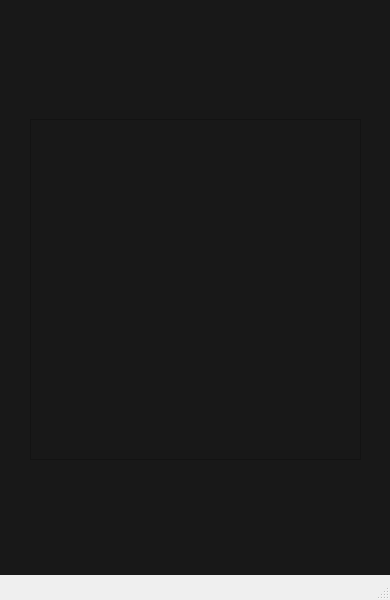
Qt form upload/gui/ui/shotgrid.ui (oventd/NA_Spirit) before a commit.
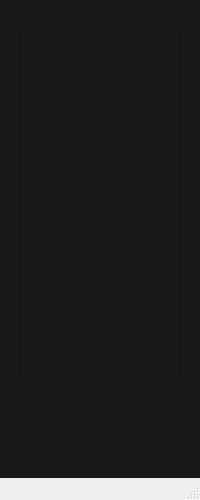
The same form after that commit. Icons and pictures are not drawn.

```diff
--- a/upload/gui/ui/shotgrid.ui
+++ b/upload/gui/ui/shotgrid.ui
@@ -6,8 +6,8 @@
    <rect>
     <x>0</x>
     <y>0</y>
-    <width>390</width>
-    <height>600</height>
+    <width>200</width>
+    <height>500</height>
    </rect>
   </property>
   <property name="sizePolicy">
@@ -18,14 +18,14 @@
   </property>
   <property name="minimumSize">
    <size>
-    <width>390</width>
-    <height>600</height>
+    <width>200</width>
+    <height>500</height>
    </size>
   </property>
   <property name="maximumSize">
    <size>
-    <width>390</width>
-    <height>578</height>
+    <width>200</width>
+    <height>500</height>
    </size>
   </property>
   <property name="windowTitle">
@@ -35,10 +35,10 @@
    <widget class="QListWidget" name="assetname_listwidget">
     <property name="geometry">
      <rect>
-      <x>30</x>
-      <y>119</y>
-      <width>331</width>
-      <height>341</height>
+      <x>20</x>
+      <y>29</y>
+      <width>161</width>
+      <height>351</height>
      </rect>
     </property>
     <property name="styleSheet">
@@ -50,10 +50,10 @@
    <widget class="QPushButton" name="remove_button">
     <property name="geometry">
      <rect>
-      <x>30</x>
-      <y>460</y>
-      <width>331</width>
-      <height>81</height>
+      <x>0</x>
+      <y>390</y>
+      <width>196</width>
+      <height>80</height>
      </rect>
     </property>
     <property name="styleSheet">
@@ -85,9 +85,9 @@
    <widget class="QLabel" name="download_btn_one">
     <property name="geometry">
      <rect>
-      <x>30</x>
-      <y>490</y>
-      <width>341</width>
+      <x>15</x>
+      <y>410</y>
+      <width>172</width>
       <height>52</height>
      </rect>
     </property>
```
Left out of the diff: 8 changed lines with no effect on the pictures.
